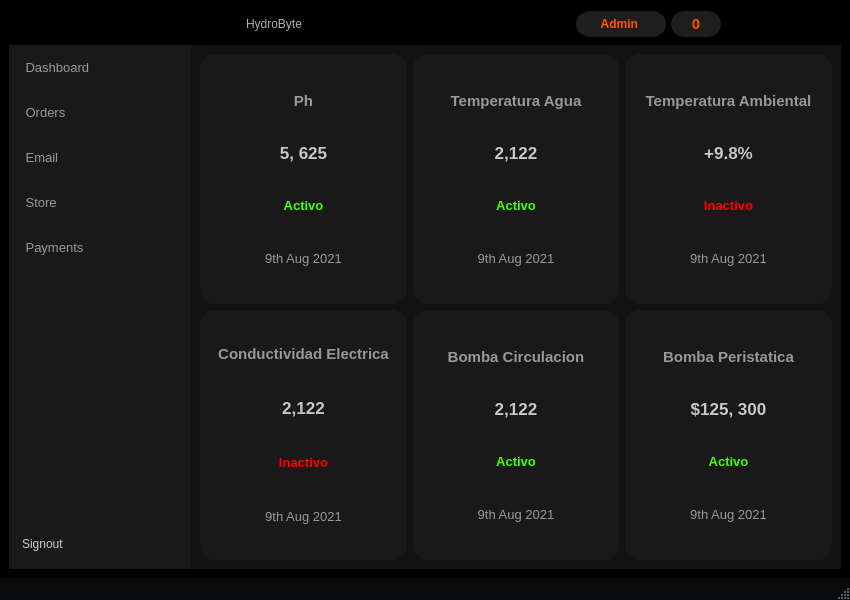
First picture: the form in dynamic_layout.ui, repository elizaldi14/HydroByte, before the edit.
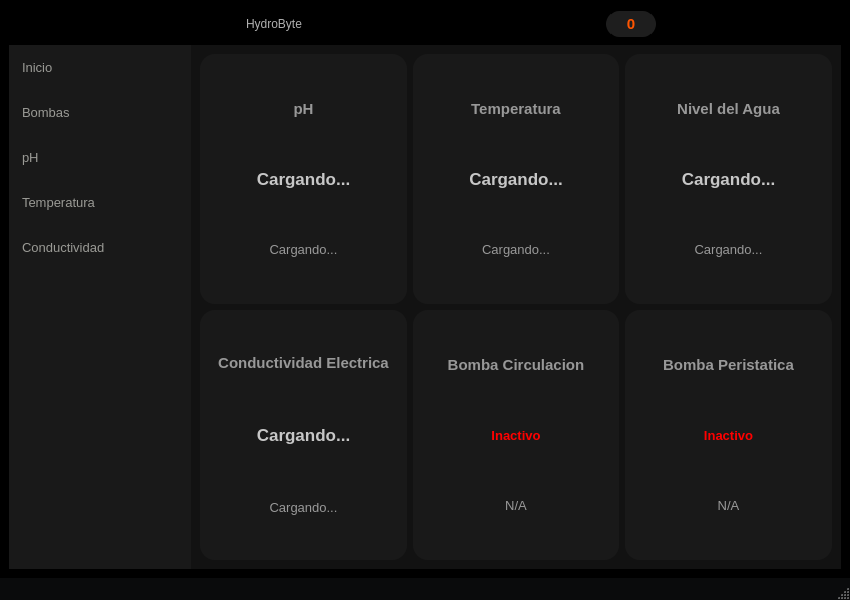
Second picture: the form after the edit. Icons and pictures are not drawn.

Commit message: new data and icons

Diff of the .ui file:
```diff
--- a/dynamic_layout.ui
+++ b/dynamic_layout.ui
@@ -156,7 +156,7 @@
 </string>
                </property>
                <property name="text">
-                <string> Dashboard</string>
+                <string>Inicio</string>
                </property>
                <property name="icon">
                 <iconset resource="resources.qrc">
@@ -212,7 +212,7 @@
 </string>
                </property>
                <property name="text">
-                <string> Orders</string>
+                <string>Bombas</string>
                </property>
                <property name="icon">
                 <iconset resource="resources.qrc">
@@ -220,8 +220,8 @@
                </property>
                <property name="iconSize">
                 <size>
-                 <width>25</width>
-                 <height>25</height>
+                 <width>35</width>
+                 <height>35</height>
                 </size>
                </property>
               </widget>
@@ -268,7 +268,7 @@
 </string>
                </property>
                <property name="text">
-                <string> Email</string>
+                <string>pH</string>
                </property>
                <property name="icon">
                 <iconset resource="resources.qrc">
@@ -276,8 +276,8 @@
                </property>
                <property name="iconSize">
                 <size>
-                 <width>24</width>
-                 <height>24</height>
+                 <width>35</width>
+                 <height>35</height>
                 </size>
                </property>
               </widget>
@@ -324,7 +324,7 @@
 </string>
                </property>
                <property name="text">
-                <string> Store</string>
+                <string>Temperatura</string>
                </property>
                <property name="icon">
                 <iconset resource="resources.qrc">
@@ -332,8 +332,8 @@
                </property>
                <property name="iconSize">
                 <size>
-                 <width>25</width>
-                 <height>25</height>
+                 <width>35</width>
+                 <height>35</height>
                 </size>
                </property>
               </widget>
@@ -380,7 +380,7 @@
 </string>
                </property>
                <property name="text">
-                <string> Payments</string>
+                <string>Conductividad</string>
                </property>
                <property name="icon">
                 <iconset resource="resources.qrc">
@@ -388,8 +388,8 @@
                </property>
                <property name="iconSize">
                 <size>
-                 <width>25</width>
-                 <height>25</height>
+                 <width>35</width>
+                 <height>35</height>
                 </size>
                </property>
               </widget>
@@ -449,56 +449,6 @@
              <property name="bottomMargin">
               <number>0</number>
              </property>
-             <item>
-              <widget class="QPushButton" name="pushButton">
-               <property name="minimumSize">
-                <size>
-                 <width>200</width>
-                 <height>45</height>
-                </size>
-               </property>
-               <property name="maximumSize">
-                <size>
-                 <width>200</width>
-                 <height>45</height>
-                </size>
-               </property>
-               <property name="styleSheet">
-                <string notr="true">QPushButton {
-	background-color: rgb(25, 25, 25);
-	color: rgb(204, 204, 204);
-	border: none;
-	border-left: 3px solid rgb(25, 25, 25);
-	text-align: left;
-	padding-left: 10px;
-}
-
-QPushButton:hover {
-	border-left: 3px solid rgb(255, 85, 0);
-	background-color: rgb(18, 18, 18);
-}
-
-QPushButton:pressed {
-	background-color: rgb(0, 0, 0);
-}
-
-</string>
-               </property>
-               <property name="text">
-                <string>Signout</string>
-               </property>
-               <property name="icon">
-                <iconset resource="resources.qrc">
-                 <normaloff>:/icons/icons/icons8_logout_rounded_down.svg</normaloff>:/icons/icons/icons8_logout_rounded_down.svg</iconset>
-               </property>
-               <property name="iconSize">
-                <size>
-                 <width>30</width>
-                 <height>30</height>
-                </size>
-               </property>
-              </widget>
-             </item>
             </layout>
            </widget>
           </item>
@@ -674,29 +624,7 @@
                         </widget>
                        </item>
                        <item>
-                        <widget class="QLabel" name="label_10">
-                         <property name="font">
-                          <font>
-                           <pointsize>13</pointsize>
-                           <bold>true</bold>
-                          </font>
-                         </property>
-                         <property name="styleSheet">
-                          <string notr="true">QLabel {
-	color: rgb(199, 199, 199);
-	border: none;
-}</string>
-                         </property>
-                         <property name="text">
-                          <string>$125, 300</string>
-                         </property>
-                         <property name="alignment">
-                          <set>Qt::AlignmentFlag::AlignCenter</set>
-                         </property>
-                        </widget>
-                       </item>
-                       <item>
-                        <widget class="QLabel" name="label_13">
+                        <widget class="QLabel" name="label_28">
                          <property name="font">
                           <font>
                            <pointsize>10</pointsize>
@@ -705,12 +633,12 @@
                          </property>
                          <property name="styleSheet">
                           <string notr="true">QLabel {
-	color: rgb(70, 255, 3);
+	color: red;
 	border: none;
 }</string>
                          </property>
                          <property name="text">
-                          <string>Activo</string>
+                          <string>Inactivo</string>
                          </property>
                          <property name="alignment">
                           <set>Qt::AlignmentFlag::AlignCenter</set>
@@ -732,7 +660,7 @@
 </string>
                          </property>
                          <property name="text">
-                          <string>9th Aug 2021</string>
+                          <string>N/A</string>
                          </property>
                          <property name="alignment">
                           <set>Qt::AlignmentFlag::AlignCenter</set>
@@ -791,7 +719,7 @@
 }</string>
                          </property>
                          <property name="text">
-                          <string>Ph</string>
+                          <string>pH</string>
                          </property>
                          <property name="alignment">
                           <set>Qt::AlignmentFlag::AlignCenter</set>
@@ -813,29 +741,7 @@
 }</string>
                          </property>
                          <property name="text">
-                          <string>5, 625</string>
-                         </property>
-                         <property name="alignment">
-                          <set>Qt::AlignmentFlag::AlignCenter</set>
-                         </property>
-                        </widget>
-                       </item>
-                       <item>
-                        <widget class="QLabel" name="label_4">
-                         <property name="font">
-                          <font>
-                           <pointsize>10</pointsize>
-                           <bold>true</bold>
-                          </font>
-                         </property>
-                         <property name="styleSheet">
-                          <string notr="true">QLabel {
-	color: rgb(70, 255, 3);
-	border: none;
-}</string>
-                         </property>
-                         <property name="text">
-                          <string>Activo</string>
+                          <string>Cargando...</string>
                          </property>
                          <property name="alignment">
                           <set>Qt::AlignmentFlag::AlignCenter</set>
@@ -857,7 +763,7 @@
 </string>
                          </property>
                          <property name="text">
-                          <string>9th Aug 2021</string>
+                          <string>Cargando...</string>
                          </property>
                          <property name="alignment">
                           <set>Qt::AlignmentFlag::AlignCenter</set>
@@ -924,29 +830,7 @@
                         </widget>
                        </item>
                        <item>
-                        <widget class="QLabel" name="label_23">
-                         <property name="font">
-                          <font>
-                           <pointsize>13</pointsize>
-                           <bold>true</bold>
-                          </font>
-                         </property>
-                         <property name="styleSheet">
-                          <string notr="true">QLabel {
-	color: rgb(199, 199, 199);
-	border: none;
-}</string>
-                         </property>
-                         <property name="text">
-                          <string>2,122</string>
-                         </property>
-                         <property name="alignment">
-                          <set>Qt::AlignmentFlag::AlignCenter</set>
-                         </property>
-                        </widget>
-                       </item>
-                       <item>
-                        <widget class="QLabel" name="label_24">
+                        <widget class="QLabel" name="label_17">
                          <property name="font">
                           <font>
                            <pointsize>10</pointsize>
@@ -955,12 +839,12 @@
                          </property>
                          <property name="styleSheet">
                           <string notr="true">QLabel {
-	color: rgb(70, 255, 3);
+	color: red;
 	border: none;
 }</string>
                          </property>
                          <property name="text">
-                          <string>Activo</string>
+                          <string>Inactivo</string>
                          </property>
                          <property name="alignment">
                           <set>Qt::AlignmentFlag::AlignCenter</set>
@@ -982,7 +866,7 @@
 </string>
                          </property>
                          <property name="text">
-                          <string>9th Aug 2021</string>
+                          <string>N/A</string>
                          </property>
                          <property name="alignment">
                           <set>Qt::AlignmentFlag::AlignCenter</set>
@@ -1060,29 +944,7 @@
 }</string>
                          </property>
                          <property name="text">
-                          <string>2,122</string>
-                         </property>
-                         <property name="alignment">
-                          <set>Qt::AlignmentFlag::AlignCenter</set>
-                         </property>
-                        </widget>
-                       </item>
-                       <item row="2" column="0">
-                        <widget class="QLabel" name="label_28">
-                         <property name="font">
-                          <font>
-                           <pointsize>10</pointsize>
-                           <bold>true</bold>
-                          </font>
-                         </property>
-                         <property name="styleSheet">
-                          <string notr="true">QLabel {
-	color: red;
-	border: none;
-}</string>
-                         </property>
-                         <property name="text">
-                          <string>Inactivo</string>
+                          <string>Cargando...</string>
                          </property>
                          <property name="alignment">
                           <set>Qt::AlignmentFlag::AlignCenter</set>
@@ -1104,7 +966,7 @@
 </string>
                          </property>
                          <property name="text">
-                          <string>9th Aug 2021</string>
+                          <string>Cargando...</string>
                          </property>
                          <property name="alignment">
                           <set>Qt::AlignmentFlag::AlignCenter</set>
@@ -1163,7 +1025,7 @@
 }</string>
                          </property>
                          <property name="text">
-                          <string>Temperatura Ambiental</string>
+                          <string>Nivel del Agua</string>
                          </property>
                          <property name="alignment">
                           <set>Qt::AlignmentFlag::AlignCenter</set>
@@ -1185,29 +1047,7 @@
 }</string>
                          </property>
                          <property name="text">
-                          <string>+9.8%</string>
-                         </property>
-                         <property name="alignment">
-                          <set>Qt::AlignmentFlag::AlignCenter</set>
-                         </property>
-                        </widget>
-                       </item>
-                       <item>
-                        <widget class="QLabel" name="label_17">
-                         <property name="font">
-                          <font>
-                           <pointsize>10</pointsize>
-                           <bold>true</bold>
-                          </font>
-                         </property>
-                         <property name="styleSheet">
-                          <string notr="true">QLabel {
-	color: red;
-	border: none;
-}</string>
-                         </property>
-                         <property name="text">
-                          <string>Inactivo</string>
+                          <string>Cargando...</string>
                          </property>
                          <property name="alignment">
                           <set>Qt::AlignmentFlag::AlignCenter</set>
@@ -1229,7 +1069,7 @@
 </string>
                          </property>
                          <property name="text">
-                          <string>9th Aug 2021</string>
+                          <string>Cargando...</string>
                          </property>
                          <property name="alignment">
                           <set>Qt::AlignmentFlag::AlignCenter</set>
@@ -1288,7 +1128,7 @@
 }</string>
                          </property>
                          <property name="text">
-                          <string>Temperatura Agua</string>
+                          <string>Temperatura</string>
                          </property>
                          <property name="alignment">
                           <set>Qt::AlignmentFlag::AlignCenter</set>
@@ -1310,29 +1150,7 @@
 }</string>
                          </property>
                          <property name="text">
-                          <string>2,122</string>
-                         </property>
-                         <property name="alignment">
-                          <set>Qt::AlignmentFlag::AlignCenter</set>
-                         </property>
-                        </widget>
-                       </item>
-                       <item>
-                        <widget class="QLabel" name="label_9">
-                         <property name="font">
-                          <font>
-                           <pointsize>10</pointsize>
-                           <bold>true</bold>
-                          </font>
-                         </property>
-                         <property name="styleSheet">
-                          <string notr="true">QLabel {
-	color: rgb(70, 255, 3);
-	border: none;
-}</string>
-                         </property>
-                         <property name="text">
-                          <string>Activo</string>
+                          <string>Cargando...</string>
                          </property>
                          <property name="alignment">
                           <set>Qt::AlignmentFlag::AlignCenter</set>
@@ -1354,7 +1172,7 @@
 </string>
                          </property>
                          <property name="text">
-                          <string>9th Aug 2021</string>
+                          <string>Cargando...</string>
                          </property>
                          <property name="alignment">
                           <set>Qt::AlignmentFlag::AlignCenter</set>
@@ -1730,103 +1548,6 @@
              <property name="bottomMargin">
               <number>0</number>
              </property>
-             <item>
-              <widget class="QPushButton" name="toggleButton_5">
-               <property name="minimumSize">
-                <size>
-                 <width>30</width>
-                 <height>30</height>
-                </size>
-               </property>
-               <property name="maximumSize">
-                <size>
-                 <width>30</width>
-                 <height>30</height>
-                </size>
-               </property>
-               <property name="styleSheet">
-                <string notr="true">QPushButton {
-	border: none;
-	background-color: rgb(0, 0, 0);
-	border-left: 3px solid rgb(0, 0, 0);
-}
-
-QPushButton:hover {
-	border-left: 3px solid rgb(255, 85, 0);
-}
-
-QPushButton:pressed {
-	background-color: rgb(25, 25, 25);
-}</string>
-               </property>
-               <property name="text">
-                <string/>
-               </property>
-               <property name="icon">
-                <iconset resource="resources.qrc">
-                 <normaloff>:/icons/icons/icons8_maintenance_2.svg</normaloff>:/icons/icons/icons8_maintenance_2.svg</iconset>
-               </property>
-               <property name="iconSize">
-                <size>
-                 <width>20</width>
-                 <height>20</height>
-                </size>
-               </property>
-              </widget>
-             </item>
-             <item>
-              <widget class="QPushButton" name="toggleButton_7">
-               <property name="minimumSize">
-                <size>
-                 <width>90</width>
-                 <height>26</height>
-                </size>
-               </property>
-               <property name="maximumSize">
-                <size>
-                 <width>90</width>
-                 <height>26</height>
-                </size>
-               </property>
-               <property name="font">
-                <font>
-                 <bold>true</bold>
-                </font>
-               </property>
-               <property name="styleSheet">
-                <string notr="true">QPushButton {
-	border: none;
-	background-color: rgb(30, 30, 30);
-	border-left: 3px solid rgb(30, 30, 30);
-	border-right: 3px solid rgb(30, 30, 30);
-	color: rgb(255, 85, 0);
-	border-radius: 13px;
-}
-
-QPushButton:hover {
-	border-left: 3px solid rgb(255, 85, 0);
-	border-right: 3px solid rgb(255, 85, 0);
-}
-
-QPushButton:pressed {
-	background-color: rgb(25, 25, 25);
-}</string>
-               </property>
-               <property name="text">
-                <string>Admin </string>
-               </property>
-               <property name="icon">
-                <iconset resource="resources.qrc">
-                 <normaloff>:/icons/icons/icons8_account_1.svg</normaloff>:/icons/icons/icons8_account_1.svg</iconset>
-               </property>
-               <property name="iconSize">
-                <size>
-                 <width>25</width>
-                 <height>25</height>
-                </size>
-               </property>
-              </widget>
-             </item>
              <item>
               <widget class="QPushButton" name="toggleButton_6">
                <property name="minimumSize">
```
Left out of the diff: 20 changed lines with no effect on the pictures. The commit also changes 5 other files.
